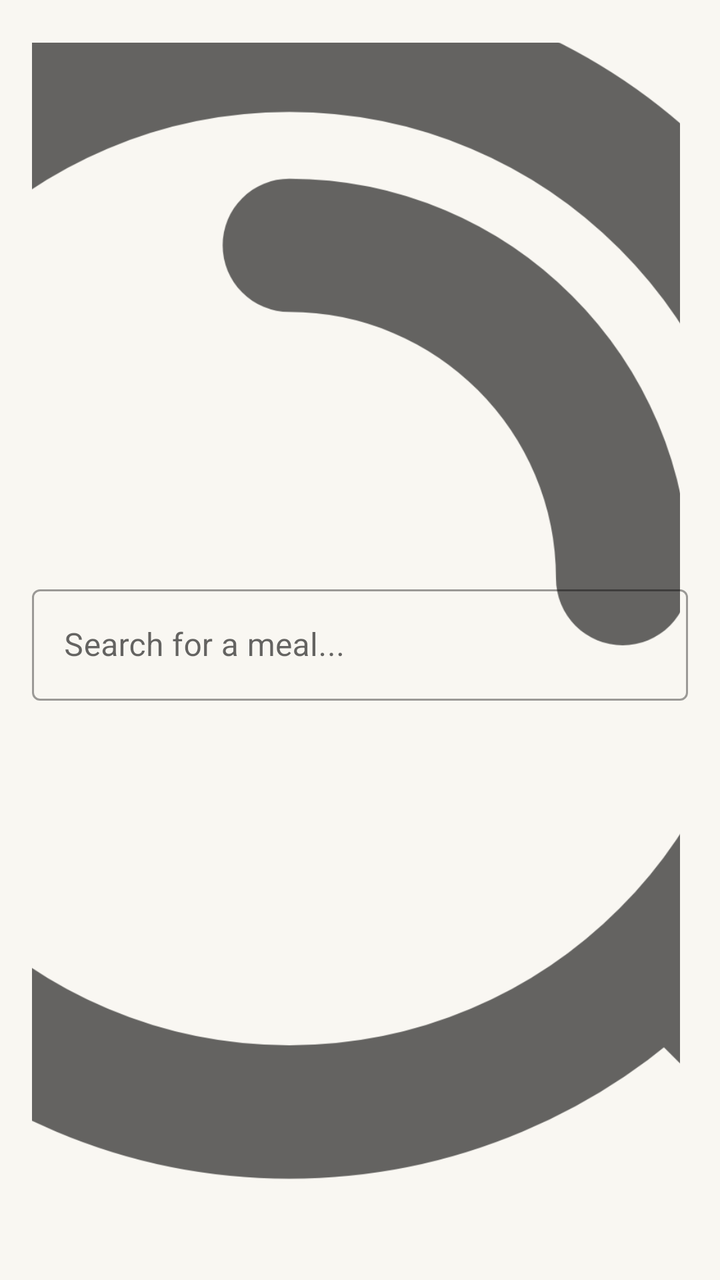
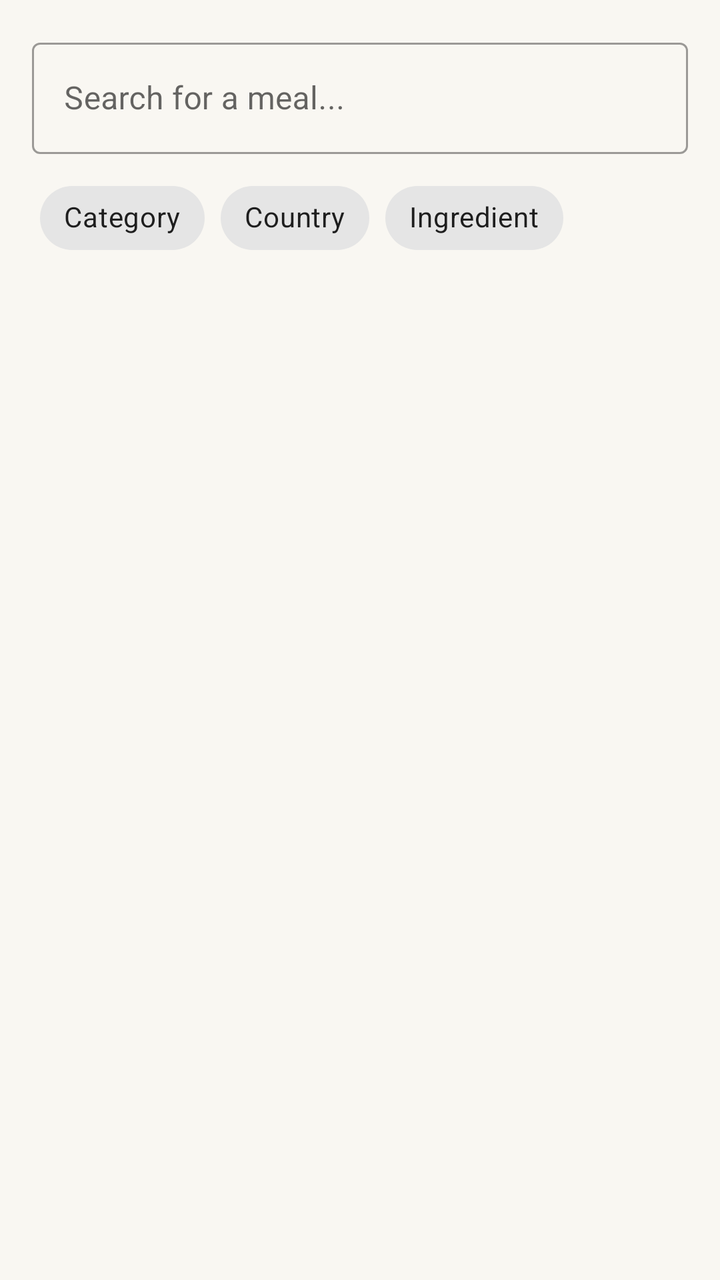

An Android layout rendered at two revisions. The XML below is the earlier revision; the diff shows what the commit changed to produce the second picture.
<!-- AndroidManifest.xml: application theme Theme.Food_Planner -->
<!-- res/layout/fragment_search.xml -->
<?xml version="1.0" encoding="utf-8"?>
<androidx.constraintlayout.widget.ConstraintLayout
    xmlns:android="http://schemas.android.com/apk/res/android"
    xmlns:app="http://schemas.android.com/apk/res-auto"
    android:layout_width="match_parent"
    android:layout_height="match_parent"
    android:padding="16dp">

    <com.google.android.material.textfield.TextInputLayout
        android:id="@+id/tilSearch"
        style="@style/Widget.MaterialComponents.TextInputLayout.OutlinedBox"
        android:layout_width="match_parent"
        android:layout_height="wrap_content"
        android:hint="Search for a meal..."
        app:startIconDrawable="@drawable/ic_search"
        app:layout_constraintTop_toTopOf="parent">

        <com.google.android.material.textfield.TextInputEditText
            android:id="@+id/etSearch"
            android:layout_width="match_parent"
            android:layout_height="wrap_content"
            android:inputType="text"/>
    </com.google.android.material.textfield.TextInputLayout>

    <HorizontalScrollView
        android:id="@+id/chipScroll"
        android:layout_width="match_parent"
        android:layout_height="wrap_content"
        android:layout_marginTop="8dp"
        app:layout_constraintTop_toBottomOf="@id/tilSearch">

        <com.google.android.material.chip.ChipGroup
            android:id="@+id/chipGroupSearch"
            android:layout_width="wrap_content"
            android:layout_height="wrap_content"
            android:paddingStart="4dp"
            android:paddingEnd="4dp"
            app:singleSelection="true">

            <com.google.android.material.chip.Chip
                android:id="@+id/chipCategory"
                style="@style/Widget.MaterialComponents.Chip.Choice"
                android:layout_width="wrap_content"
                android:layout_height="wrap_content"
                android:text="Category"/>

            <com.google.android.material.chip.Chip
                android:id="@+id/chipCountry"
                style="@style/Widget.MaterialComponents.Chip.Choice"
                android:layout_width="wrap_content"
                android:layout_height="wrap_content"
                android:text="Country"/>

            <com.google.android.material.chip.Chip
                android:id="@+id/chipIngredient"
                style="@style/Widget.MaterialComponents.Chip.Choice"
                android:layout_width="wrap_content"
                android:layout_height="wrap_content"
                android:text="Ingredient"/>
        </com.google.android.material.chip.ChipGroup>
    </HorizontalScrollView>

    <androidx.recyclerview.widget.RecyclerView
        android:id="@+id/rvSearchResults"
        android:layout_width="match_parent"
        android:layout_height="0dp"
        android:layout_marginTop="8dp"
        app:layout_constraintTop_toBottomOf="@id/chipScroll"
        app:layout_constraintBottom_toBottomOf="parent"/>

</androidx.constraintlayout.widget.ConstraintLayout>
<!-- resources referenced by this layout -->
<resources>
  <!-- drawable ic_search (drawable) -->
  <vector xmlns:android="http://schemas.android.com/apk/res/android"
      android:width="800dp"
      android:height="800dp"
      android:viewportWidth="24"
      android:viewportHeight="24">
    <path
        android:pathData="M11,6C13.761,6 16,8.239 16,11M16.659,16.655L21,21M19,11C19,15.418 15.418,19 11,19C6.582,19 3,15.418 3,11C3,6.582 6.582,3 11,3C15.418,3 19,6.582 19,11Z"
        android:strokeLineJoin="round"
        android:strokeWidth="2"
        android:fillColor="#00000000"
        android:strokeColor="#000000"
        android:strokeLineCap="round"/>
  </vector>
  <style name="Theme.Food_Planner" parent="Theme.MaterialComponents.DayNight.NoActionBar">
          <item name="colorPrimary">@color/green_forest</item>
          <item name="colorPrimaryVariant">@color/green_sage</item>
          <item name="colorOnPrimary">@color/white</item>
  
          <item name="colorSecondary">@color/orange_terracotta</item>
          <item name="colorOnSecondary">@color/white</item>
  
          <item name="android:windowBackground">@color/cream_background</item>
          <item name="android:statusBarColor">@color/cream_background</item>
          <item name="android:textColorPrimary">@color/text_primary</item>
      </style>
  <color name="green_forest">#2D3E2E</color>
  <color name="green_sage">#4A635D</color>
  <color name="white">#FFFFFF</color>
  <color name="orange_terracotta">#D35400</color>
  <color name="cream_background">#F9F7F2</color>
  <color name="text_primary">#1F2923</color>
</resources>

<!-- the commit's change to res/layout/fragment_search.xml (unified diff, before → after) -->
@@ -12,7 +12,6 @@
         android:layout_width="match_parent"
         android:layout_height="wrap_content"
         android:hint="Search for a meal..."
-        app:startIconDrawable="@drawable/ic_search"
         app:layout_constraintTop_toTopOf="parent">
 
         <com.google.android.material.textfield.TextInputEditText
<!-- resource entries referenced after the edit -->
@@ -1,19 +1,5 @@
 <!-- resources referenced by this layout -->
 <resources>
-  <!-- drawable ic_search (drawable) -->
-  <vector xmlns:android="http://schemas.android.com/apk/res/android"
-      android:width="800dp"
-      android:height="800dp"
-      android:viewportWidth="24"
-      android:viewportHeight="24">
-    <path
-        android:pathData="M11,6C13.761,6 16,8.239 16,11M16.659,16.655L21,21M19,11C19,15.418 15.418,19 11,19C6.582,19 3,15.418 3,11C3,6.582 6.582,3 11,3C15.418,3 19,6.582 19,11Z"
-        android:strokeLineJoin="round"
-        android:strokeWidth="2"
-        android:fillColor="#00000000"
-        android:strokeColor="#000000"
-        android:strokeLineCap="round"/>
-  </vector>
   <style name="Theme.Food_Planner" parent="Theme.MaterialComponents.DayNight.NoActionBar">
           <item name="colorPrimary">@color/green_forest</item>
           <item name="colorPrimaryVariant">@color/green_sage</item>
